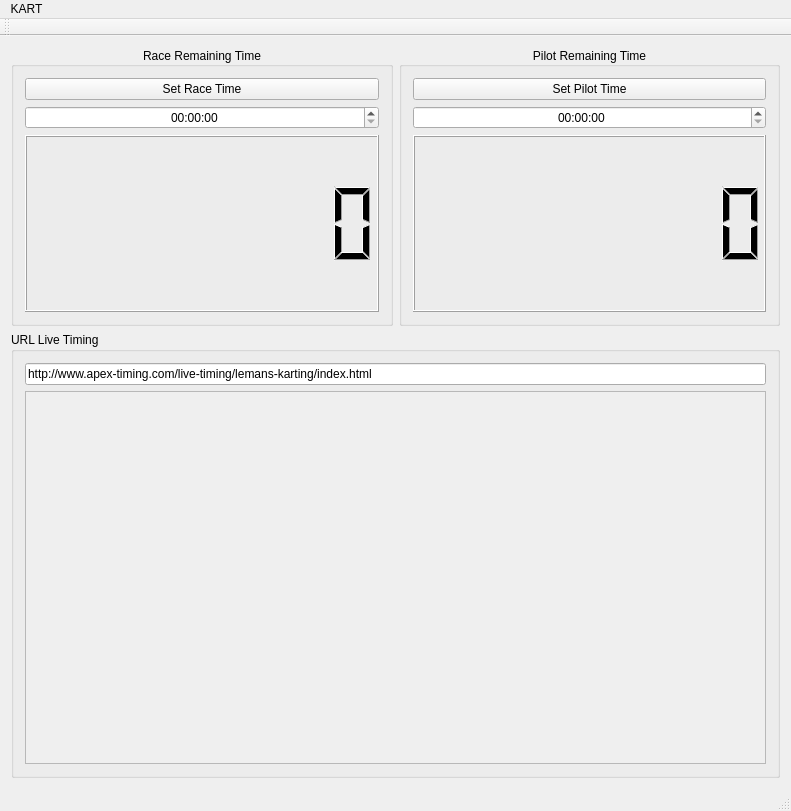
Old version of the form mainwindow.ui in the repository Sixdsn/KART.
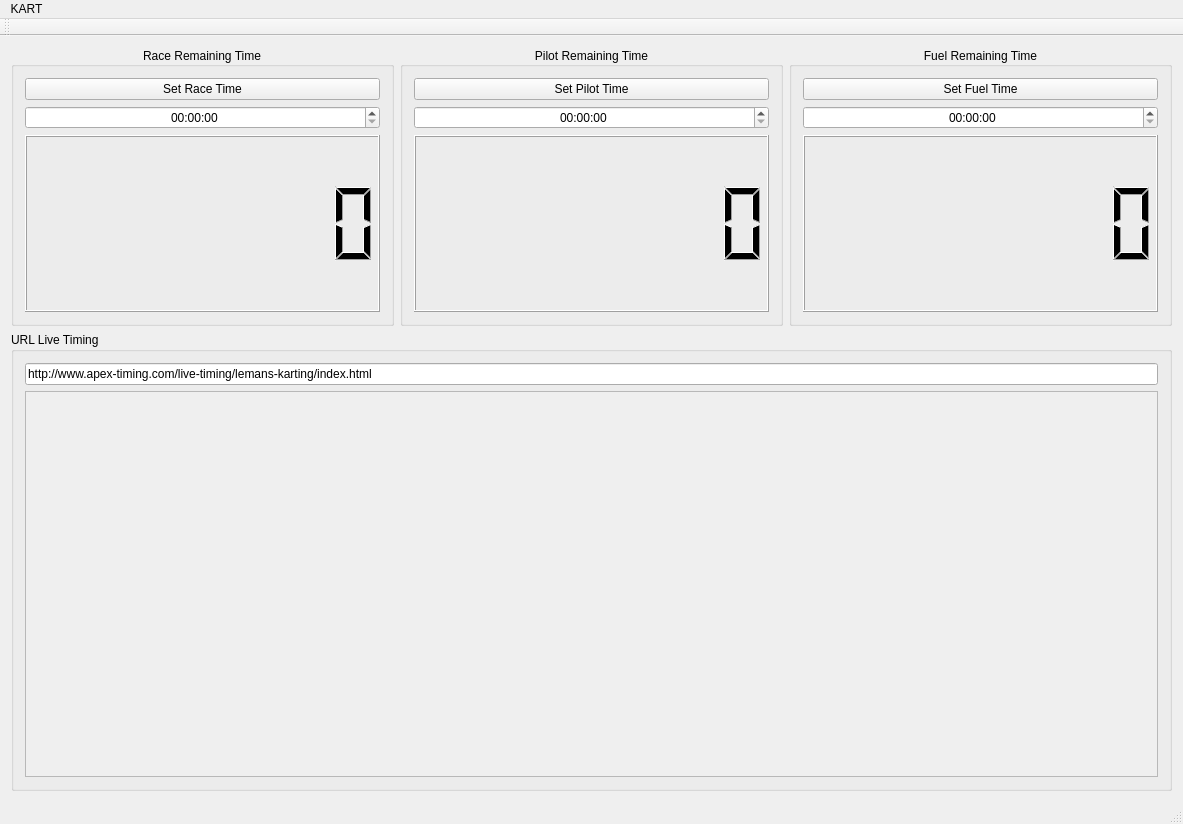
New version of the form.

Commit message: add a fuel chrono

Diff of the .ui file:
```diff
--- a/mainwindow.ui
+++ b/mainwindow.ui
@@ -6,8 +6,8 @@
    <rect>
     <x>0</x>
     <y>0</y>
-    <width>791</width>
-    <height>811</height>
+    <width>1183</width>
+    <height>824</height>
    </rect>
   </property>
   <property name="windowTitle">
@@ -161,6 +161,75 @@
         </layout>
        </widget>
       </item>
+      <item>
+       <widget class="QGroupBox" name="groupBox_4">
+        <property name="layoutDirection">
+         <enum>Qt::LeftToRight</enum>
+        </property>
+        <property name="autoFillBackground">
+         <bool>true</bool>
+        </property>
+        <property name="title">
+         <string>Fuel Remaining Time</string>
+        </property>
+        <property name="alignment">
+         <set>Qt::AlignCenter</set>
+        </property>
+        <layout class="QVBoxLayout" name="verticalLayout_5">
+         <item>
+          <widget class="QPushButton" name="pushFuel">
+           <property name="text">
+            <string>Set Fuel Time</string>
+           </property>
+          </widget>
+         </item>
+         <item>
+          <widget class="QTimeEdit" name="timeFuelEdit">
+           <property name="enabled">
+            <bool>true</bool>
+           </property>
+           <property name="layoutDirection">
+            <enum>Qt::LeftToRight</enum>
+           </property>
+           <property name="autoFillBackground">
+            <bool>false</bool>
+           </property>
+           <property name="alignment">
+            <set>Qt::AlignCenter</set>
+           </property>
+           <property name="displayFormat">
+            <string>HH:mm:ss</string>
+           </property>
+          </widget>
+         </item>
+         <item>
+          <widget class="QLCDNumber" name="lcdFuel">
+           <property name="minimumSize">
+            <size>
+             <width>350</width>
+             <height>177</height>
+            </size>
+           </property>
+           <property name="styleSheet">
+            <string notr="true"/>
+           </property>
+           <property name="inputMethodHints">
+            <set>Qt::ImhTime</set>
+           </property>
+           <property name="digitCount">
+            <number>8</number>
+           </property>
+           <property name="value" stdset="0">
+            <double>0.000000000000000</double>
+           </property>
+           <property name="intValue" stdset="0">
+            <number>0</number>
+           </property>
+          </widget>
+         </item>
+        </layout>
+       </widget>
+      </item>
      </layout>
     </item>
     <item row="1" column="0">
@@ -194,8 +263,8 @@
              <rect>
               <x>0</x>
               <y>0</y>
-              <width>743</width>
-              <height>373</height>
+              <width>1135</width>
+              <height>386</height>
              </rect>
             </property>
            </widget>
@@ -213,7 +282,7 @@
     <rect>
      <x>0</x>
      <y>0</y>
-     <width>791</width>
+     <width>1183</width>
      <height>25</height>
     </rect>
    </property>
```
The commit also changes 3 other files.
